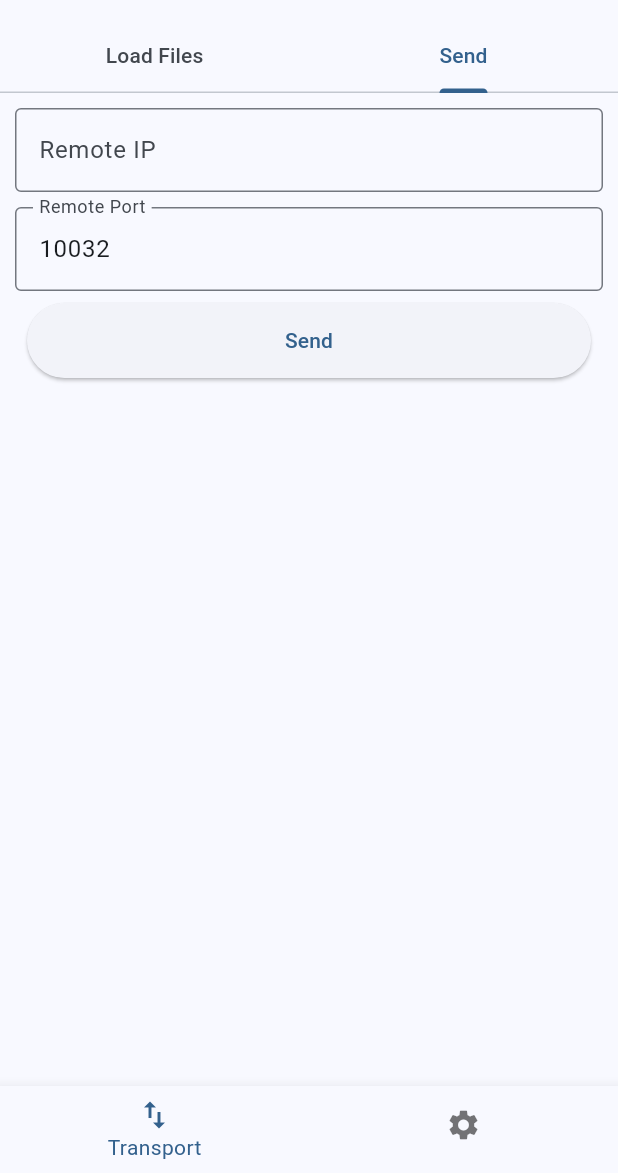
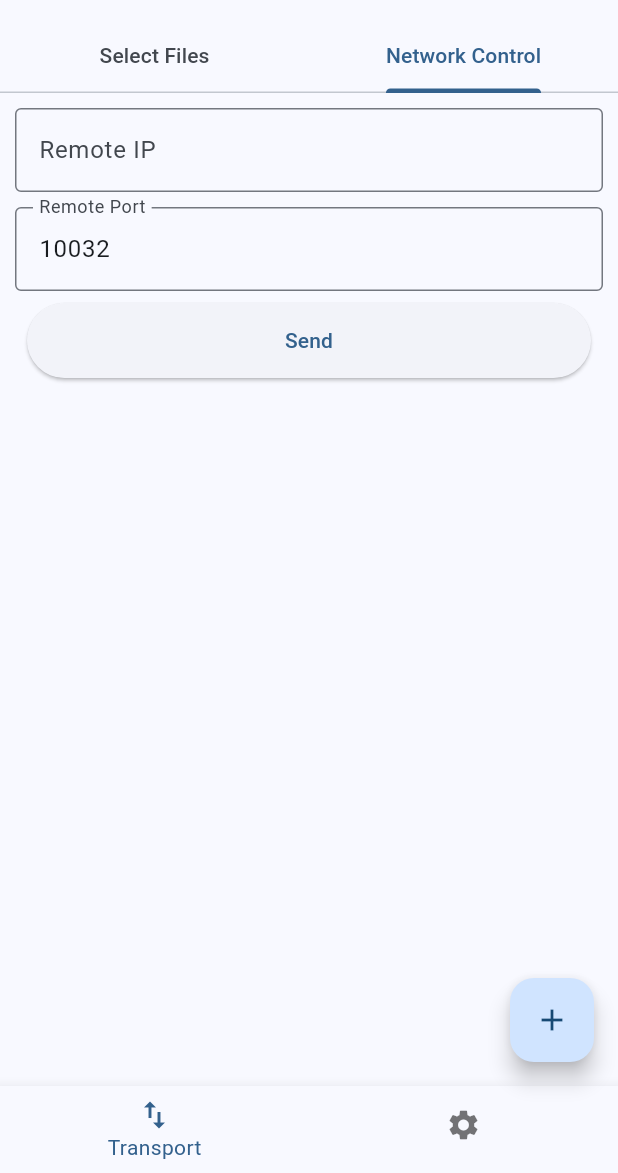
Before and after one commit to realth000/misaka_nessenger, a Flutter app: the screen it shows after launch, tab 2 chosen, on a phone screen of 412 x 824 dp, the part 63-1236 px from its top. Run offline on Flutter 3.47's test engine with Material 2 defaults, Android fonts, the light colour scheme and no system bars; our stand-ins replace file_picker, flex_color_scheme, font_awesome_flutter, get, shared_preferences; missing offline and left inert: bitsdojo_window, grpc, protobuf; statements that could not run were skipped; project files that could hold a hidden picture were left out.

Commit message:
feat(*): Update translation and add float button
Update translation and add float button:
* Update translations.
* Use float button to add payload items.

```diff
--- /dev/null
+++ b/lib/components/send_payload/add_payload_button_widget.dart
@@ -0,0 +1,36 @@
+import 'package:file_picker/file_picker.dart';
+import 'package:flutter/material.dart';
+import 'package:get/get.dart';
+
+import '../../services/payload_service.dart';
+
+/// Button to select files and add to UI/[PayloadService].
+///
+/// On desktop platforms, it's always shown as a floating button in scaffold.
+/// On mobile platforms, it shows when in payload item page.
+class AddPayloadButton extends GetView<PayloadService> {
+  /// Constructor.
+  const AddPayloadButton({super.key});
+
+  /// Add payload: pick files from local machine.
+  Future<void> _addPayload() async {
+    final result = await FilePicker.platform.pickFiles(allowMultiple: true);
+    if (result == null || result.files.isEmpty) {
+      return;
+    }
+    for (final file in result.files) {
+      if (file.path == null ||
+          controller.stagedPayloadPathList.contains(file.path)) {
+        continue;
+      }
+      controller.stagedPayloadPathList.add(file.path!);
+      controller.addWorker(file.path!);
+    }
+  }
+
+  @override
+  Widget build(BuildContext context) => FloatingActionButton(
+        onPressed: _addPayload,
+        child: const Icon(Icons.add),
+      );
+}
--- a/lib/mobile/scaffold/mobile_scaffold.dart
+++ b/lib/mobile/scaffold/mobile_scaffold.dart
@@ -1,6 +1,7 @@
 import 'package:flutter/material.dart';
 
 import '../../components/navigation_bar/navigation_bar_view.dart';
+import '../../components/send_payload/add_payload_button_widget.dart';
 import '../../pages/scaffold/scaffold_pages_list.dart';
 import '../transport_page/mobile_transport_page.dart';
 
@@ -24,6 +25,15 @@ class MobileScaffold extends StatelessWidget {
     }
   }
 
+  Widget? _buildFloatingActionButton() {
+    switch (index) {
+      case 0:
+        return const AddPayloadButton();
+      default:
+        return null;
+    }
+  }
+
   @override
   Widget build(BuildContext context) => Scaffold(
         appBar: AppBar(
@@ -34,5 +44,6 @@ class MobileScaffold extends StatelessWidget {
         bottomNavigationBar: NavigationBarComponent(
           isMobile: true,
         ),
+        floatingActionButton: _buildFloatingActionButton(),
       );
 }
--- a/lib/mobile/transport_page/mobile_transport_page.dart
+++ b/lib/mobile/transport_page/mobile_transport_page.dart
@@ -13,18 +13,18 @@ class MobileTransportPage extends StatelessWidget {
 
   /// Tab bar to use in app bar.
   static final tabBar = TabBar(
-    controller: Get.put(_MobileTabController()).controller,
+    controller: Get.put(MobileTabController()).controller,
     tabs: [
       Tab(
-        text: 'Load Files'.tr,
+        text: 'Select Files'.tr,
       ),
       Tab(
-        text: 'Send'.tr,
+        text: 'Network Control'.tr,
       ),
     ],
   );
 
-  final _tabController = Get.put(_MobileTabController());
+  final _tabController = Get.put(MobileTabController());
 
   @override
   Widget build(BuildContext context) => TabBarView(
@@ -42,7 +42,7 @@ class MobileTransportPage extends StatelessWidget {
       );
 }
 
-class _MobileTabController extends GetxController
+class MobileTabController extends GetxController
     with GetSingleTickerProviderStateMixin {
   final List<Tab> tabs = <Tab>[
     Tab(text: 'Transport'.tr),
--- a/lib/translations/translations_en_us.dart
+++ b/lib/translations/translations_en_us.dart
@@ -2,7 +2,8 @@
 const Map<String, String> translationEnUS = <String, String>{
   'Transport': 'Transport',
   'Settings': 'Settings',
-  'Add files': 'Add files',
+  'Select Files': 'Select Files',
+  'Network Control': 'Network Control',
   'Send': 'Send',
   'Remote IP': 'Remote IP',
   'Remote Port': 'Remote Port',
--- a/lib/translations/translations_zh_cn.dart
+++ b/lib/translations/translations_zh_cn.dart
@@ -2,7 +2,8 @@
 const Map<String, String> translationZhCN = <String, String>{
   'Transport': '传输',
   'Settings': '设置',
-  'Add files': '添加文件',
+  'Select Files': '选择文件',
+  'Network Control': '网络控制',
   'Send': '发送',
   'Remote IP': '远端IP',
   'Remote Port': '远端端口',
--- a/pubspec.yaml
+++ b/pubspec.yaml
@@ -40,6 +40,7 @@ dependencies:
   font_awesome_flutter: ^10.2.1
   get: ^4.6.5
   grpc: ^3.1.0
+  network_info_plus: ^3.0.1
   path: ^1.8.2
   path_provider: ^2.0.11
   protobuf: ^2.1.0
```
Also changed, not shown: lib/components/send_payload/send_payload_view.dart (+0 -28 lines), lib/desktop/scaffold/desktop_scaffold.dart (+11 -0 lines), 2 other files.
